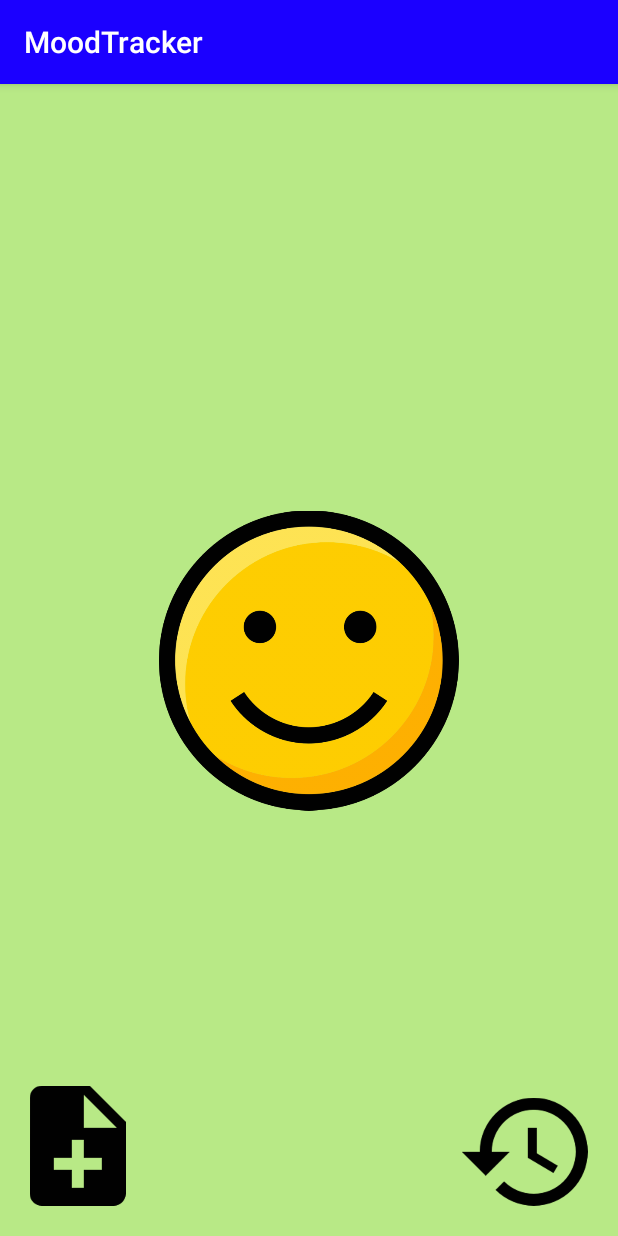
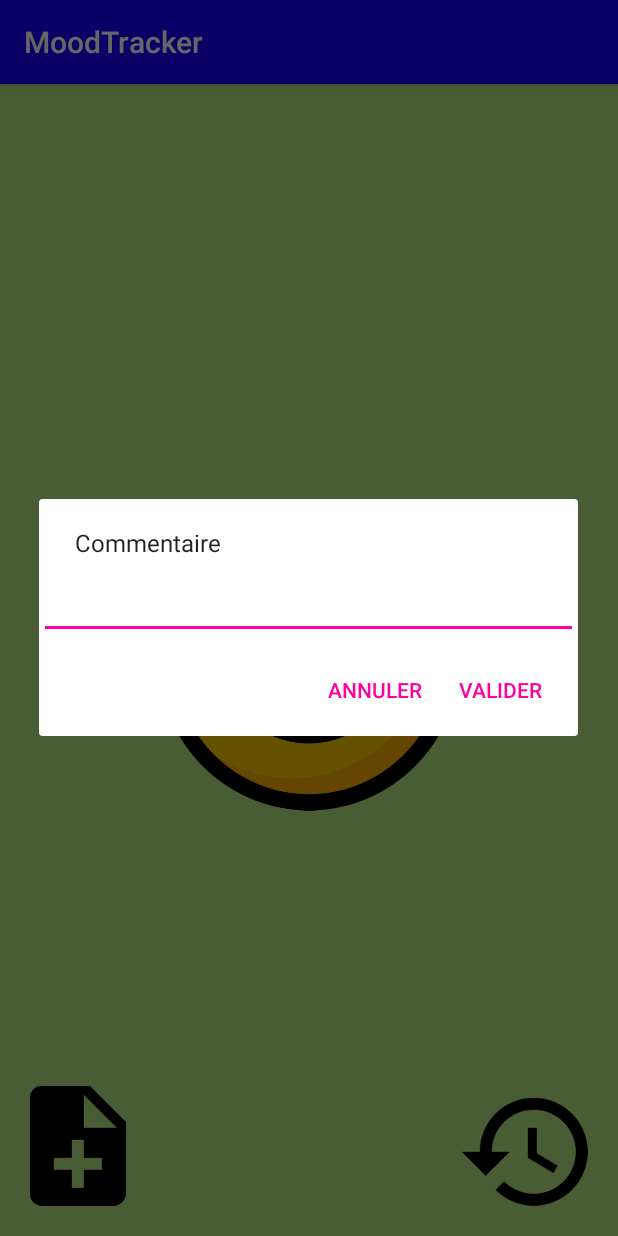
Before and after one commit to MiguelFerreiraMendes/MoodTacker, an Android app: the screen it shows after launch (MainActivity), after a tap on "TODO", on a phone screen of 412 x 824 dp. Run offline under Robolectric (Android 15) with nearby library versions, the phone set to English and light mode, and no system bars; 4 statements that could not run were skipped.

Commit message:
The gestureDetector run without problems. Created the sharedpreferences. Made an alertDialog for the commentary button

```diff
--- a/app/src/main/java/com/miguel/moodtracker/controller/MainActivity.java
+++ b/app/src/main/java/com/miguel/moodtracker/controller/MainActivity.java
@@ -1,18 +1,30 @@
 package com.miguel.moodtracker.controller;
 
+import android.content.DialogInterface;
 import android.content.Intent;
+import android.content.SharedPreferences;
 import android.os.Bundle;
 import android.support.constraint.ConstraintLayout;
+import android.support.v7.app.AlertDialog;
 import android.support.v7.app.AppCompatActivity;
+import android.text.InputType;
+import android.util.Log;
 import android.view.GestureDetector;
 import android.view.MotionEvent;
 import android.view.View;
+import android.widget.EditText;
 import android.widget.ImageButton;
 import android.widget.ImageView;
 
+import com.google.gson.Gson;
 import com.miguel.moodtracker.R;
 import com.miguel.moodtracker.model.Mood_Display;
+import com.miguel.moodtracker.model.Mood_history;
 
+import java.text.SimpleDateFormat;
+import java.util.ArrayList;
+import java.util.Date;
+import java.util.List;
 
 public class MainActivity extends AppCompatActivity {
 
@@ -21,6 +33,9 @@ public class MainActivity extends AppCompatActivity {
     protected ImageView mSmileyOfTheMood;
     public ConstraintLayout mLayout;
     protected GestureDetector mGestureDetector;
+    private String m_commentary;
+    SharedPreferences mSharedPreferences;
+
 
 
     @Override
@@ -33,6 +48,13 @@ public class MainActivity extends AppCompatActivity {
         mViewHistorybutton = findViewById(R.id.mood_history);
         mSmileyOfTheMood = findViewById(R.id.smiley_of_the_mood);
         mLayout = findViewById(R.id.gestureDetector);
+        mSharedPreferences = this.getSharedPreferences("mood_of_the_day", MODE_PRIVATE);
+        long timestamp = System.currentTimeMillis();
+        Log.d("MainActivity", "Current Timestamp: " + timestamp);
+
+
+
+
 
         Mood_Display display_Super_Happy = new Mood_Display(R.drawable.smiley_super_happy, R.color.background_superHappy);
         Mood_Display display_Happy = new Mood_Display(R.drawable.smiley_happy, R.color.background_happy);
@@ -40,16 +62,71 @@ public class MainActivity extends AppCompatActivity {
         Mood_Display display_Ehh = new Mood_Display(R.drawable.smiley_disappointed, R.color.background_ehhh);
         Mood_Display display_Sad = new Mood_Display(R.drawable.smiley_sad, R.color.background_sad);
 
-        Mood_Display[] moodTable  = {display_Sad, display_Ehh, display_Normal, display_Happy, display_Super_Happy};
 
-        CustomGestureDetector customGestureDetector = new CustomGestureDetector(moodTable);
+
+        List <Mood_Display> MoodDisplayList = new ArrayList<>();
+        MoodDisplayList.add(0, display_Sad);
+        MoodDisplayList.add(1, display_Ehh);
+        MoodDisplayList.add(2, display_Normal);
+        MoodDisplayList.add(3,display_Happy);
+        MoodDisplayList.add(4,display_Super_Happy);
+
+
+
+        Log.i("swipe", "index dans le main, initialisation" + mSharedPreferences.getInt("moodindex", 0));
+
+        Gson gson = new Gson();
+       // Mood_history registerHistory = new Mood_history(m_commentary, MoodDisplayList.get(mSharedPreferences.getInt("moodindex", 3)).getbackgroundColor(), timestamp);
+       // String json = gson.toJson(registerHistory);
+        String json = "{\"moodLevel\":" + MoodDisplayList.get(mSharedPreferences.getInt("moodindex", 3)).getbackgroundColor() +
+                ",\"commentary\":" + m_commentary + ",\"date\":" + timestamp +"}";
+        Mood_history mood_history = gson.fromJson(json, Mood_history.class);
+
+        mSharedPreferences.edit()
+                .putString("comment", m_commentary)
+                .putInt("backgroundcolor", MoodDisplayList.get(mSharedPreferences.getInt("moodindex", 3)).getbackgroundColor())
+                .putInt("moodindex", 3)
+                .putLong("timestamp", timestamp)
+                .apply();
+
+
+
+
+        CustomGestureDetector customGestureDetector = new CustomGestureDetector(MoodDisplayList, mLayout, mSmileyOfTheMood, this);
         mGestureDetector = new GestureDetector(this, customGestureDetector);
         mGestureDetector.setOnDoubleTapListener(customGestureDetector);
-
-
         mWriteCommentaryButton.setOnClickListener(new View.OnClickListener() {
             @Override
             public void onClick(View v) {
+
+                AlertDialog.Builder builder = new AlertDialog.Builder(MainActivity.this);
+                builder.setMessage("Commentaire");
+                builder.setCancelable(true);
+
+                final EditText commentary = new EditText(MainActivity.this);
+                commentary.setInputType(InputType.TYPE_CLASS_TEXT);
+                builder.setView(commentary);
+
+                builder.setPositiveButton(
+                        "Valider",
+                        new DialogInterface.OnClickListener() {
+                            public void onClick(DialogInterface dialog, int id) {
+                                m_commentary = commentary.getText().toString();
+                            }
+                        });
+
+                builder.setNegativeButton(
+                        "Annuler",
+                        new DialogInterface.OnClickListener() {
+                            public void onClick(DialogInterface dialog, int id) {
+                                dialog.cancel();
+                            }
+                        });
+
+                AlertDialog write_commentary = builder.create();
+                write_commentary.show();
+
+
 
             }
         });
@@ -65,8 +142,19 @@ public class MainActivity extends AppCompatActivity {
     @Override
     public boolean onTouchEvent(MotionEvent event) {
         mGestureDetector.onTouchEvent(event);
-
         return super.onTouchEvent(event);
     }
 
+
+
+
+
+
+
+
+
+
+
+
+
 }
```
